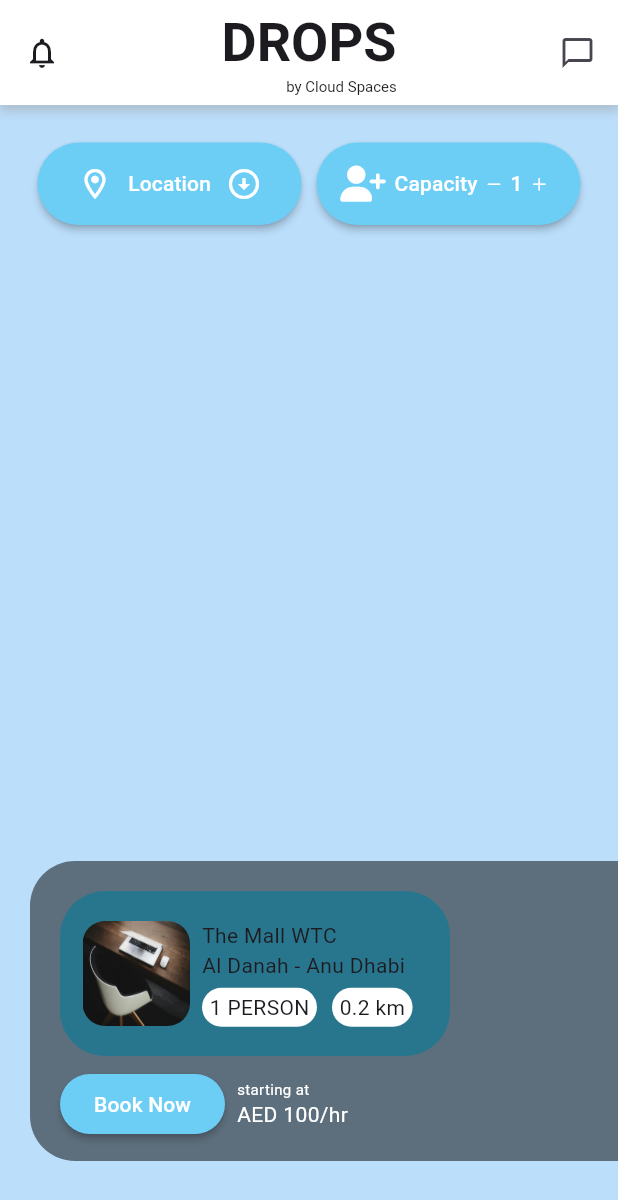
After one commit to jhalto/office_booking, a Flutter app: the Search screen opened directly, on a phone screen of 412 x 824 dp. The commit adds this screen. Shown: the top 1200 px of the screen. Run offline on Flutter 3.47's test engine with Material 3 defaults, Android fonts, the light colour scheme and no system bars; our stand-ins replace cached_network_image, convex_bottom_bar, flutter_spinkit, fluttertoast, font_awesome_flutter, geocoding and 6 more; missing offline and left inert: mailer; accounts and stored records are empty; network calls fail.

Commit message:
search page design complete.

```diff
--- /dev/null
+++ b/lib/pages/search.dart
@@ -0,0 +1,238 @@
+import 'package:flutter/cupertino.dart';
+import 'package:flutter/material.dart';
+import 'package:cupertino_icons/cupertino_icons.dart';
+import 'package:font_awesome_flutter/font_awesome_flutter.dart';
+import '../widget/custom_widgets.dart';
+class Search extends StatefulWidget {
+  const Search({super.key});
+
+  @override
+  State<Search> createState() => _SearchState();
+}
+
+class _SearchState extends State<Search> {
+  @override
+  Widget build(BuildContext context) {
+    return Scaffold(
+      appBar: PreferredSize(
+        preferredSize: Size.fromHeight(70.0),
+        child: Container(
+          decoration: BoxDecoration(
+            color: Colors.white,
+            boxShadow: [
+              BoxShadow(
+                color: Colors.grey.withOpacity(0.5),
+                spreadRadius: 1,
+                blurRadius: 5,
+                offset: Offset(0, 3),
+              ),
+            ],
+          ),
+          child: AppBar(
+            backgroundColor: Colors.white,
+            toolbarHeight: 70,
+            elevation: 0,
+            title: Container(
+              width: 117,
+              child: Column(
+                children: [
+                  Text(
+                    "DROPS",
+                    style: TextStyle(fontSize: 36, fontWeight: FontWeight.bold),
+                  ),
+                  Align(
+                    alignment: Alignment.centerRight,
+                    child: Text("by Cloud Spaces", style: small()),
+                  ),
+                ],
+              ),
+            ),
+            leading: Icon(Icons.notifications_none),
+            actions: [
+              Padding(
+                padding: const EdgeInsets.only(right: 15),
+                child: Icon(Icons.messenger_outline),
+              ),
+            ],
+            centerTitle: true,
+          ),
+        ),
+      ),
+        body: Stack(
+          children: [
+            Container(
+              color: Colors.blue.shade100,
+            ),
+            Column(
+              children: [
+                Container(
+                   padding: EdgeInsets.all(25),
+                    child: Row(
+                  children: [
+                    Expanded(child: Padding(
+                      padding: const EdgeInsets.only(right: 5),
+                      child: MaterialButton(
+                        height:55,
+                        onPressed: (){},child: Row(
+                        mainAxisAlignment: MainAxisAlignment.center,
+                        children: [
+                          Icon(Icons.location_on_outlined,color: Colors.white,),
+                          SizedBox(width: 10,),
+                          Text("Location",style: TextStyle(color: Colors.white),),
+                          SizedBox(width: 10,),
+                          Icon(Icons.arrow_circle_down,color: Colors.white,),
+                        ],
+                      ),
+                        color: maya,
+                        shape: RoundedRectangleBorder(
+                          borderRadius: BorderRadius.circular(30),
+                        ),
+                      ),
+                    )
+                    ),
+                    Expanded(child: Padding(
+                      padding: const EdgeInsets.only(left: 5),
+                      child: MaterialButton(
+                        height: 55,
+                        color: maya,
+                        shape: RoundedRectangleBorder(
+                          borderRadius: BorderRadius.circular(30)
+                        ),
+                        onPressed: (){},child: Row(
+                        children: [
+                          Icon(FontAwesomeIcons.userPlus,color: Colors.white,),
+                          SizedBox(width: 12,),
+                          Text("Capacity",style: TextStyle(color: Colors.white),),
+                          SizedBox(width: 5,),
+                          Icon(CupertinoIcons.minus,size: 12,color: Colors.white,),
+                          SizedBox(width: 5,),
+                          Text("1",style: TextStyle(color: Colors.white),),
+                          SizedBox(width: 5,),
+                          Icon(CupertinoIcons.add,size: 12,color: Colors.white,)
+                        ],
+                      ),),
+                    ))
+                  ],
+                )),
+                Spacer(),
+                Padding(
+
+                  padding: EdgeInsets.only(
+                    left: 20,
+                    bottom: 50,
+                  ),
+                  child: Container(
+
+                     decoration: BoxDecoration(
+                       color: Colors.black12.withOpacity(.5),
+                        borderRadius: BorderRadius.only(
+                          bottomLeft: Radius.circular(30),
+                          topLeft: Radius.circular(30)
+                        ),
+                     ),
+                    height: 200,
+                    width: double.infinity,
+                    child: Container(
+
+                      width: 260,
+                      child: Column(
+                        crossAxisAlignment: CrossAxisAlignment.start,
+                        children: [
+                          Padding(
+                            padding: const EdgeInsets.only(top: 20,left: 20),
+                            child: Container(
+                              height: 110,
+                              width: 260,
+
+                              decoration: BoxDecoration(
+                                color: caya,
+                                borderRadius: BorderRadius.circular(30)
+                              ),
+                              child: Row(
+                                children: [
+                                  Expanded(flex:1,child: Padding(
+                                    padding: const EdgeInsets.only( top: 20,bottom: 20,left: 15),
+                                    child: Container(
+                                      decoration: BoxDecoration(
+                                        borderRadius: BorderRadius.circular(15),
+                                        image: DecorationImage(
+
+                                          image: AssetImage("lib/asset/image/office_1.jpg",),fit: BoxFit.fill)
+                                      ),
+                                    ),
+                                  )),
+                                  Expanded(flex:2,child: Padding(
+                                    padding: const EdgeInsets.all(8.0),
+                                    child: Column(
+                                      mainAxisAlignment: MainAxisAlignment.center,
+                                      crossAxisAlignment: CrossAxisAlignment.start,
+                                      children: [
+                                        Text("The Mall WTC"),
+                                        Text("Al Danah - Anu Dhabi"),
+                                        SizedBox(height: 5,),
+                                        Row(
+                                          children: [
+                                            Container(
+                                              padding: EdgeInsets.only(left: 5,right: 5,top: 3,bottom: 3),
+                                              decoration: BoxDecoration(
+                                                borderRadius: BorderRadius.circular(30),
+                                                color: Colors.white
+                                              ),
+                                              child: Text("1 PERSON"),
+                                            ),
+                                            SizedBox(width: 10,),
+                                            Container(
+                                              padding: EdgeInsets.only(left: 5,right: 5,top: 3,bottom: 3),
+                                              decoration: BoxDecoration(
+                                                  borderRadius: BorderRadius.circular(30),
+                                                  color: Colors.white
+                                              ),
+                                              child: Text("0.2 km"),
+                                            ),
+                                          ],
+                                        )
+                                      ],
+                                    ),
+                                  )),
+                                ],
+                              ),
+                            ),
+                          ),
+                          Padding(
+                            padding: const EdgeInsets.only(
+                                top: 8,
+                                left: 20.0),
+                            child: Row(
+                              children: [
+                                MaterialButton(
+                                  height: 40,
+                                  minWidth: 110,
+                                  shape: RoundedRectangleBorder(
+                                    borderRadius: BorderRadius.circular(30)
+                                  ),
+                                  onPressed: (){},color: maya,child: Text("Book Now",style: whiteStyle(),),),
+                                Padding(
+                                  padding: const EdgeInsets.only(left: 8.0),
+                                  child: Column(
+                                    crossAxisAlignment: CrossAxisAlignment.start,
+                                    children: [
+                                      Text("starting at",style: TextStyle(color: Colors.white,fontSize: 10),),
+                                      Text("AED 100/hr",style: whiteStyle(),),
+                                    ],
+                                  ),
+                                )
+                              ],
+                            ),
+                          )
+                        ],
+                      ),
+                    ),
+                  ),
+                )
+              ],
+            )
+          ],
+        ),
+    );
+  }
+}
--- a/lib/widget/custom_widgets.dart
+++ b/lib/widget/custom_widgets.dart
@@ -181,3 +181,9 @@ small(){
 }
 final Color maya = Color(0xff6DCEF5);
 final Color caya = Color(0xff28768E);
+
+whiteStyle(){
+  return TextStyle(
+    color: Colors.white
+  );
+}
```
Also changed, not shown: lib/pages/home.dart (+135 -15 lines), lib/screens/bottom_navigation_bar.dart (+12 -9 lines), pubspec.yaml (+8 -3 lines), pubspec.lock, 8 other files.
